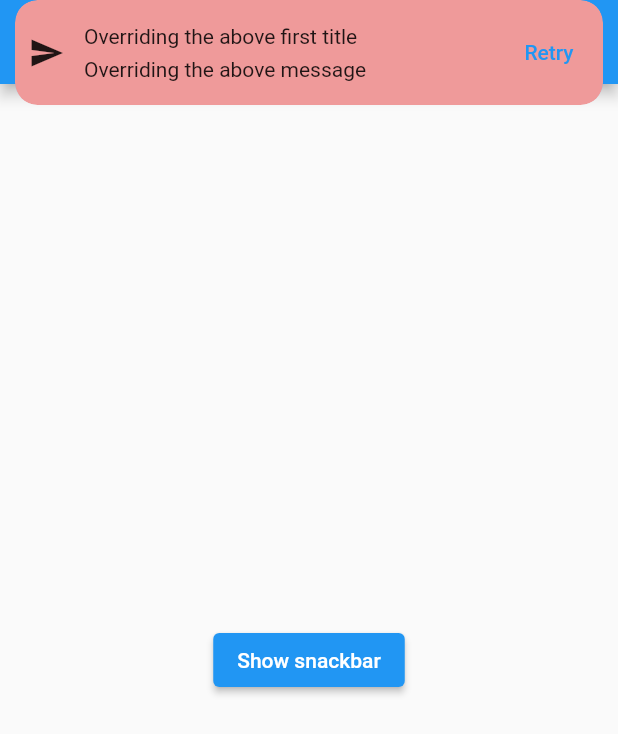
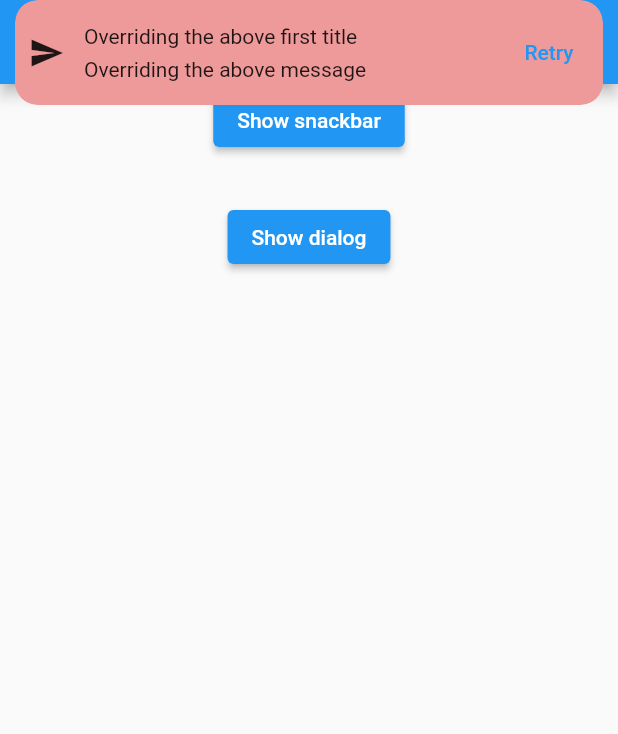
Before and after one commit to nashvak/getx_tutorial, a Flutter app: the screen it shows after launch, after a tap on "Show snackbar", on a phone screen of 412 x 824 dp. Shown: the top 734 px of the screen. Run offline on Flutter 3.47's test engine with Material 2 defaults, Android fonts, the phone set to English and light mode, and no system bars; our stand-ins replace get.

Commit message:
exploring dialog box

```diff
--- /dev/null
+++ b/lib/route_management/dialog.dart
@@ -0,0 +1,43 @@
+import 'package:flutter/material.dart';
+import 'package:get/get.dart';
+
+class Dialogbox extends StatelessWidget {
+  const Dialogbox({super.key});
+
+  @override
+  Widget build(BuildContext context) {
+    return ElevatedButton(
+        onPressed: () {
+          Get.defaultDialog(
+              title: 'Delete record',
+              middleText: 'Doyou want to delete this record',
+              backgroundColor: Colors.amberAccent,
+              radius: 40,
+              //if we use both content and middle text ,the content overrides the middletext
+              // content: Column(
+              //   children: [
+              //     Text('Data loading '),
+              //     Text('dsf'),
+              //   ],
+              // ),
+              contentPadding: EdgeInsets.all(10),
+              titlePadding: EdgeInsets.all(20),
+              // textCancel: 'Cancel',  //default style
+              // textConfirm: 'Ok',
+              // onCancel: () {},
+              // onConfirm: () {},
+              //buttonColor: Colors.green,
+              //to create customized button we can use confirm instead of textConfirm
+              confirm: TextButton(
+                onPressed: () {
+                  //Navigator.pop(context);
+                  Get.back();
+                },
+                child: Text("Ok"),
+              ),
+              //////////while clicking outside the dialog box ,it doesnot pop
+              barrierDismissible: false);
+        },
+        child: Text('Show dialog'));
+  }
+}
--- a/lib/route_management/snackbar.dart
+++ b/lib/route_management/snackbar.dart
@@ -1,5 +1,6 @@
 import 'package:flutter/material.dart';
 import 'package:get/get.dart';
+import 'package:getx_sample/route_management/dialog.dart';
 
 class SnackbarEx extends StatelessWidget {
   const SnackbarEx({super.key});
@@ -9,7 +10,9 @@ class SnackbarEx extends StatelessWidget {
     return Scaffold(
       appBar: AppBar(title: const Text('getx snackbar')),
       body: Center(
-        child: ElevatedButton(
+        child: Column(
+          children: [
+            ElevatedButton(
               onPressed: () {
                 Get.snackbar(
                   'Showing snackbar',
@@ -19,7 +22,7 @@ class SnackbarEx extends StatelessWidget {
                   titleText: Text('Overriding the above first title'),
                   isDismissible: true,
                   dismissDirection: DismissDirection.horizontal,
-              forwardAnimationCurve: Curves.bounceInOut,
+                  forwardAnimationCurve: Curves.easeIn,
                   duration: Duration(seconds: 3),
                   icon: Icon(Icons.send),
                   mainButton: TextButton(
@@ -27,10 +30,16 @@ class SnackbarEx extends StatelessWidget {
                     child: Text('Retry'),
                   ),
                   onTap: (val) {}, //while clicking the snackbar
-              overlayBlur: 6,
+                  overlayBlur: 6, //blur the screen
                 );
               },
               child: const Text('Show snackbar'),
+            ),
+            SizedBox(
+              height: 30,
+            ),
+            Dialogbox(),
+          ],
         ),
       ),
     );
```
Also changed, not shown: lib/route_management/bottom_sheet.dart (added). Lines whose indentation alone changed are shown as unchanged.
